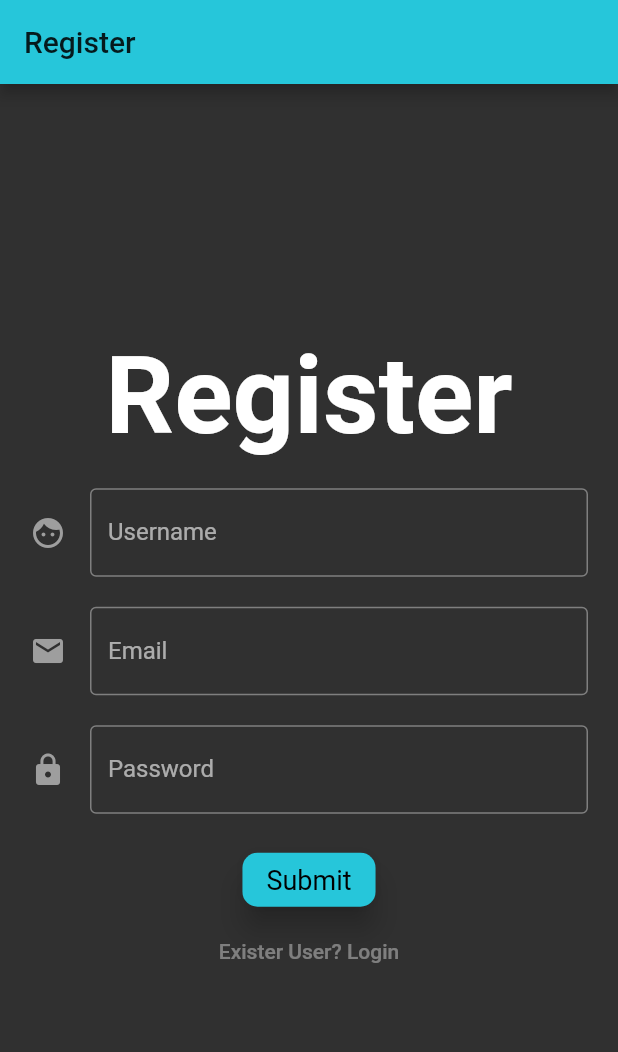
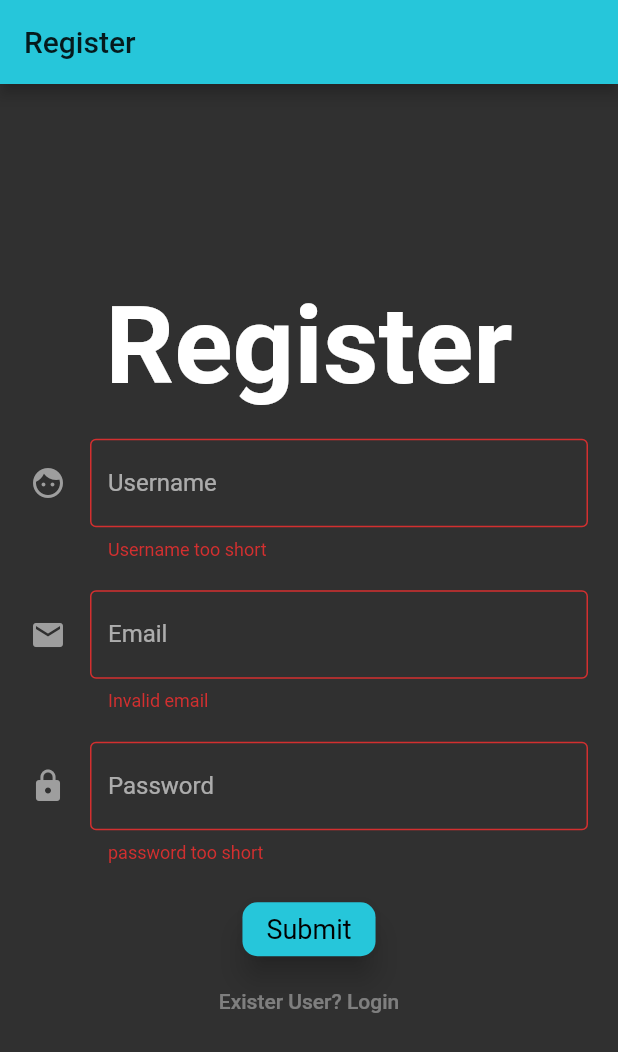
Before and after one commit to Kiruthiharan/flutter-ecommerce, a Flutter app: the screen it shows after launch, after a tap on "Submit", on a phone screen of 412 x 824 dp. Shown: the top 1052 px of the screen. Run offline on Flutter 3.47's test engine with Material 2 defaults, Android fonts, the phone set to English and light mode, and no system bars.

Commit message:
register form validated

```diff
--- a/lib/pages/register_page.dart
+++ b/lib/pages/register_page.dart
@@ -8,6 +8,95 @@ class RegisterPage extends StatefulWidget {
 }
 
 class RegisterPageState extends State<RegisterPage> {
+  final _formKey = GlobalKey<FormState>();
+  String _username, _email, _password;
+
+  Widget _showTitle() {
+    return Text('Register', style: Theme.of(context).textTheme.headline);
+  }
+
+  Widget _showUsernameInput() {
+    return Padding(
+      padding: EdgeInsets.only(top: 20.0),
+      child: TextFormField(
+        onSaved: (val) => _username=val,
+        validator: (val) => val.length < 6 ? 'Username too short' : null,
+        decoration: InputDecoration(
+          border: OutlineInputBorder(),
+          labelText: 'Username',
+          hintText: 'Enter Username, min length 6',
+          icon: Icon(Icons.face, color: Colors.grey,)
+        ),
+      ),
+    );
+  }
+
+  Widget _showEmailInput() {
+    return Padding(
+      padding: EdgeInsets.only(top: 20.0),
+      child: TextFormField(
+        onSaved: (val) => _email=val,
+        validator: (val) => !val.contains('@') ? 'Invalid email' : null ,
+        decoration: InputDecoration(
+          border: OutlineInputBorder(),
+          labelText: 'Email',
+          hintText: 'Enter a valid email',
+          icon: Icon(Icons.mail, color: Colors.grey,)
+        ),
+      ),
+    );
+  }
+
+  Widget _showPasswordInput() {
+    return Padding(
+      padding: EdgeInsets.only(top: 20.0),
+      child: TextFormField(
+        onSaved: (val) => _password=val,
+        obscureText: true,
+        validator: (val) => val.length < 6 ? 'password too short' : null,
+        decoration: InputDecoration(
+          border: OutlineInputBorder(),
+          labelText: 'Password',
+          hintText: 'Enter Password, min length 6',
+          icon: Icon(Icons.lock, color: Colors.grey,)
+        ),
+      ),
+    );
+  }
+
+  Widget _showFormActions() {
+    return Padding(
+      padding: EdgeInsets.only(top: 20.0),
+      child: Column(
+        children: [
+          RaisedButton(
+            child: Text('Submit', style: Theme.of(context).textTheme.body1.copyWith(color: Colors.black)),
+            elevation: 8.0,
+            shape: RoundedRectangleBorder(borderRadius: BorderRadius.all(Radius.circular(10.0))),
+            color: Theme.of(context).primaryColor,
+            onPressed: _submit
+          ),
+          FlatButton(
+            onPressed: null,
+            child: Text('Exister User? Login')
+          )
+        ]
+      ),
+    );
+  }
+
+  _submit() {
+    final form = _formKey.currentState;
+
+    if(form.validate()){
+      form.save();
+      print(_username);
+      print(_email);
+      print(_password);
+
+    }
+  }
+
   @override
   Widget build(BuildContext context) {
     return Scaffold(
@@ -19,61 +108,14 @@ class RegisterPageState extends State<RegisterPage> {
         child: Center(
           child: SingleChildScrollView(
             child: Form(
+              key: _formKey,
               child: Column(
                 children: <Widget>[
-                  Text('Register', style: Theme.of(context).textTheme.headline),
-                  Padding(
-                    padding: EdgeInsets.only(top: 20.0),
-                    child: TextFormField(
-                      decoration: InputDecoration(
-                        border: OutlineInputBorder(),
-                        labelText: 'Username',
-                        hintText: 'Enter Username, min length 6',
-                        icon: Icon(Icons.face, color: Colors.grey,)
-                      ),
-                    ),
-                  ),
-                  Padding(
-                    padding: EdgeInsets.only(top: 20.0),
-                    child: TextFormField(
-                      decoration: InputDecoration(
-                        border: OutlineInputBorder(),
-                        labelText: 'Email',
-                        hintText: 'Enter a valid email',
-                        icon: Icon(Icons.mail, color: Colors.grey,)
-                      ),
-                    ),
-                  ),
-                  Padding(
-                    padding: EdgeInsets.only(top: 20.0),
-                    child: TextFormField(
-                      obscureText: true,
-                      decoration: InputDecoration(
-                        border: OutlineInputBorder(),
-                        labelText: 'Password',
-                        hintText: 'Enter Password, min length 6',
-                        icon: Icon(Icons.lock, color: Colors.grey,)
-                      ),
-                    ),
-                  ),
-                  Padding(
-                    padding: EdgeInsets.only(top: 20.0),
-                    child: Column(
-                      children: [
-                        RaisedButton(
-                          child: Text('Submit', style: Theme.of(context).textTheme.body1.copyWith(color: Colors.black)),
-                          elevation: 8.0,
-                          shape: RoundedRectangleBorder(borderRadius: BorderRadius.all(Radius.circular(10.0))),
-                          color: Theme.of(context).primaryColor,
-                          onPressed: () => print('submit'),
-                        ),
-                        FlatButton(
-                          onPressed: null,
-                          child: Text('Exister User? Login')
-                        )
-                      ]
-                    ),
-                  )
+                  _showTitle(),
+                  _showUsernameInput(),
+                  _showEmailInput(),
+                  _showPasswordInput(),
+                  _showFormActions()
                 ],
               ),
             ),
```
